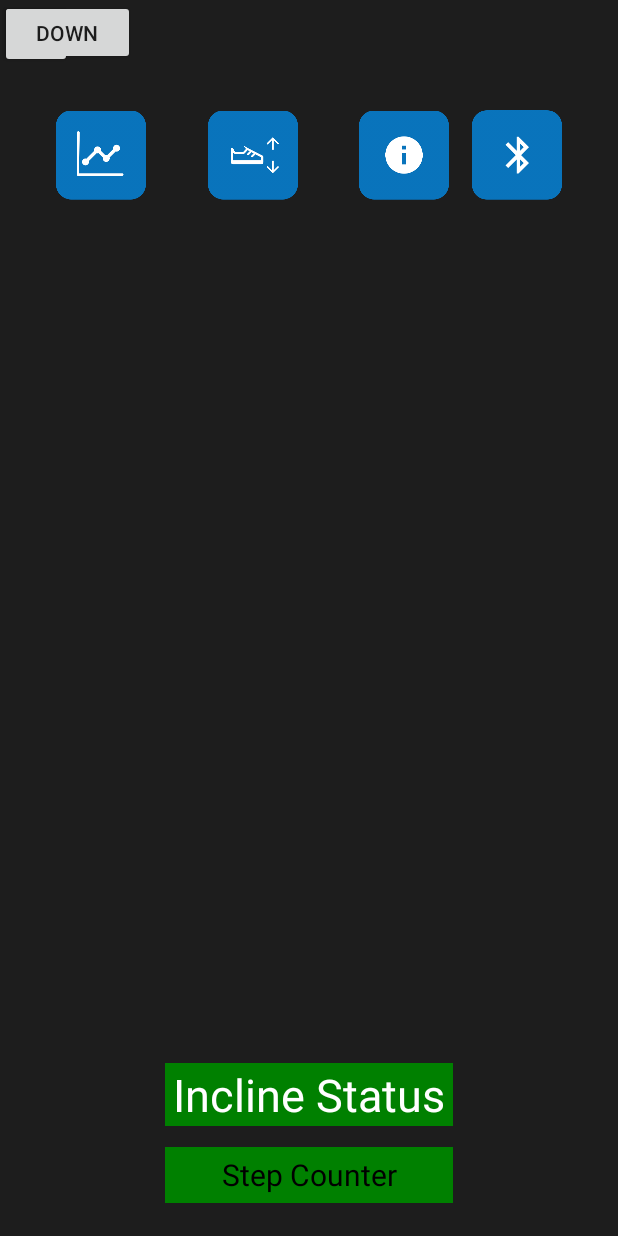
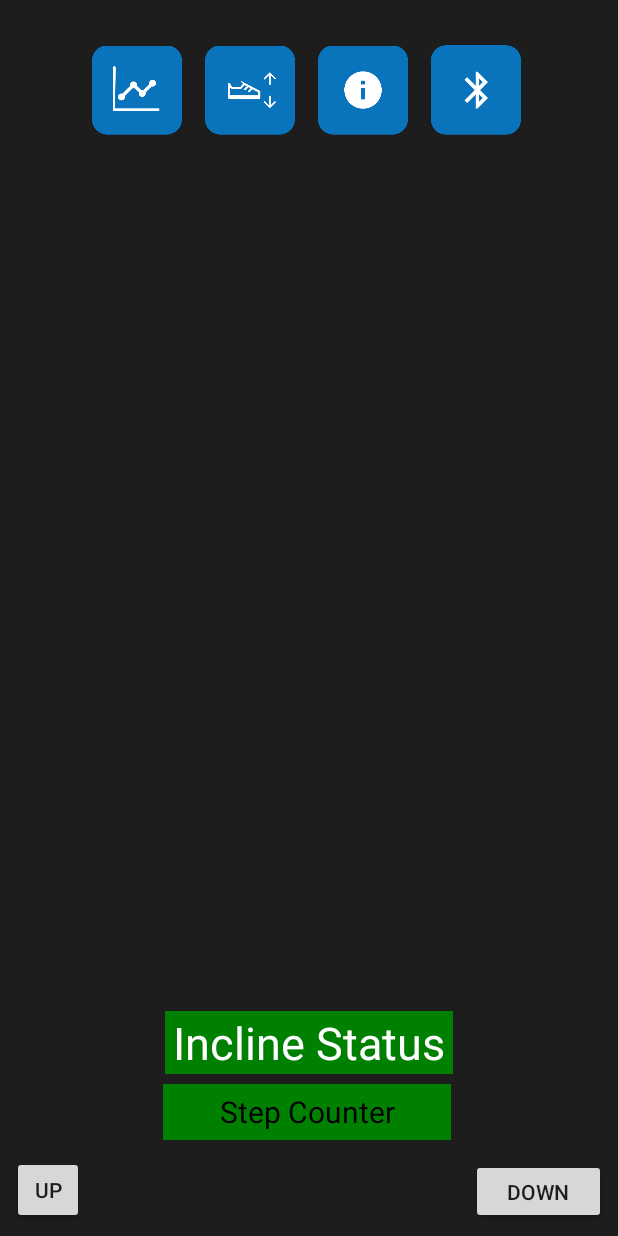
Before and after one commit to nathanjnile/GroupProjectProstheticApp, an Android app: the screen it shows after launch (MainActivity), on a phone screen of 412 x 824 dp. Run offline under Robolectric (Android 15) with nearby library versions, the phone set to English and light mode, and no system bars.

Commit message:
Buttons centred at the top

```diff
--- a/app/src/main/res/layout/activity_main.xml
+++ b/app/src/main/res/layout/activity_main.xml
@@ -63,10 +63,9 @@
         android:id="@+id/inclineStatusText"
         android:layout_width="192dp"
         android:layout_height="42dp"
-        android:layout_marginStart="150dp"
-        android:layout_marginTop="60dp"
-        android:layout_marginEnd="150dp"
-        android:layout_marginBottom="73dp"
+        android:layout_marginStart="8dp"
+        android:layout_marginEnd="8dp"
+        android:layout_marginBottom="108dp"
         android:background="@color/Green"
         android:gravity="center"
         android:text="Incline Status"
@@ -74,8 +73,7 @@
         android:textSize="30sp"
         app:layout_constraintBottom_toBottomOf="parent"
         app:layout_constraintEnd_toEndOf="parent"
-        app:layout_constraintStart_toStartOf="parent"
-        app:layout_constraintVertical_bias="1.0" />
+        app:layout_constraintStart_toStartOf="parent" />
 
     <TextView
         android:id="@+id/incomingMessage"
@@ -86,9 +84,8 @@
         android:layout_alignParentEnd="true"
         android:layout_alignParentRight="true"
         android:layout_marginStart="8dp"
-        android:layout_marginTop="8dp"
         android:layout_marginEnd="8dp"
-        android:layout_marginBottom="8dp"
+        android:layout_marginBottom="64dp"
         android:background="@color/Green"
         android:gravity="center"
         android:text="Step Counter"
@@ -96,97 +93,79 @@
         android:textSize="20dp"
         app:layout_constraintBottom_toBottomOf="parent"
         app:layout_constraintEnd_toEndOf="parent"
-        app:layout_constraintStart_toStartOf="parent"
-        app:layout_constraintTop_toTopOf="parent"
-        app:layout_constraintVertical_bias="0.982" />
+        app:layout_constraintHorizontal_bias="0.472"
+        app:layout_constraintStart_toStartOf="@+id/btnMoveFootUp" />
 
     <Button
         android:id="@+id/btnMoveFootUp"
         android:layout_width="48dp"
         android:layout_height="45dp"
+        android:layout_marginStart="8dp"
+        android:layout_marginBottom="8dp"
         android:text="Up"
-        tools:layout_editor_absoluteX="96dp"
-        tools:layout_editor_absoluteY="316dp" />
+        app:layout_constraintBottom_toBottomOf="parent"
+        app:layout_constraintStart_toStartOf="parent" />
 
     <Button
         android:id="@+id/btnMoveFootDown"
         android:layout_width="90dp"
         android:layout_height="43dp"
+        android:layout_marginEnd="8dp"
+        android:layout_marginBottom="8dp"
         android:text="Down"
-        tools:layout_editor_absoluteX="249dp"
-        tools:layout_editor_absoluteY="330dp" />
+        app:layout_constraintBottom_toBottomOf="parent"
+        app:layout_constraintEnd_toEndOf="parent" />
 
     <ImageButton
         android:id="@+id/imageButton"
         android:layout_width="60dp"
         android:layout_height="60dp"
         android:layout_marginStart="37dp"
-        android:layout_marginTop="8dp"
-        android:layout_marginEnd="8dp"
-        android:layout_marginBottom="8dp"
+        android:layout_marginTop="30dp"
+        android:layout_marginEnd="267dp"
         android:background="@null"
         android:cropToPadding="false"
         android:onClick="goGraphActivity"
         android:scaleType="fitCenter"
-        app:layout_constraintBottom_toBottomOf="parent"
         app:layout_constraintEnd_toEndOf="parent"
-        app:layout_constraintHorizontal_bias="0.0"
         app:layout_constraintStart_toStartOf="parent"
         app:layout_constraintTop_toTopOf="parent"
-        app:layout_constraintVertical_bias="0.087"
         app:srcCompat="@drawable/graphbutton" />
 
     <ImageButton
         android:id="@+id/imageButton2"
         android:layout_width="60dp"
         android:layout_height="60dp"
-        android:layout_marginStart="15dp"
-        android:layout_marginTop="8dp"
-        android:layout_marginEnd="15dp"
-        android:layout_marginBottom="8dp"
+        android:layout_marginStart="15.33dp"
+        android:layout_marginTop="30dp"
         android:background="@null"
         android:scaleType="fitCenter"
-        app:layout_constraintBottom_toBottomOf="parent"
-        app:layout_constraintEnd_toStartOf="@+id/imageButton3"
         app:layout_constraintStart_toEndOf="@+id/imageButton"
         app:layout_constraintTop_toTopOf="parent"
-        app:layout_constraintVertical_bias="0.087"
         app:srcCompat="@drawable/controlbutton" />
 
     <ImageButton
         android:id="@+id/imageButton3"
         android:layout_width="60dp"
         android:layout_height="60dp"
-        android:layout_marginStart="15dp"
-        android:layout_marginTop="8dp"
-        android:layout_marginEnd="15dp"
-        android:layout_marginBottom="8dp"
+        android:layout_marginStart="15.33dp"
+        android:layout_marginTop="30dp"
         android:background="@null"
         android:scaleType="fitCenter"
-        app:layout_constraintBottom_toBottomOf="parent"
-        app:layout_constraintEnd_toStartOf="@+id/imageButton4"
-        app:layout_constraintHorizontal_bias="1.0"
-        app:layout_constraintStart_toStartOf="parent"
+        app:layout_constraintStart_toEndOf="@+id/imageButton2"
         app:layout_constraintTop_toTopOf="parent"
-        app:layout_constraintVertical_bias="0.087"
         app:srcCompat="@drawable/clinicalinfobutton" />
 
     <ImageButton
         android:id="@+id/imageButton4"
         android:layout_width="60dp"
         android:layout_height="60dp"
-        android:layout_marginStart="15dp"
-        android:layout_marginTop="8dp"
-        android:layout_marginEnd="37dp"
-        android:layout_marginBottom="8dp"
+        android:layout_marginStart="15.33dp"
+        android:layout_marginTop="30dp"
         android:background="@null"
         android:scaleType="fitCenter"
-        app:layout_constraintBottom_toBottomOf="parent"
-        app:layout_constraintEnd_toEndOf="parent"
-        app:layout_constraintHorizontal_bias="1.0"
-        app:layout_constraintStart_toStartOf="parent"
+        app:layout_constraintStart_toEndOf="@+id/imageButton3"
         app:layout_constraintTop_toTopOf="parent"
-        app:layout_constraintVertical_bias="0.087"
         app:srcCompat="@drawable/bluetoothbutton" />
 
 
```
